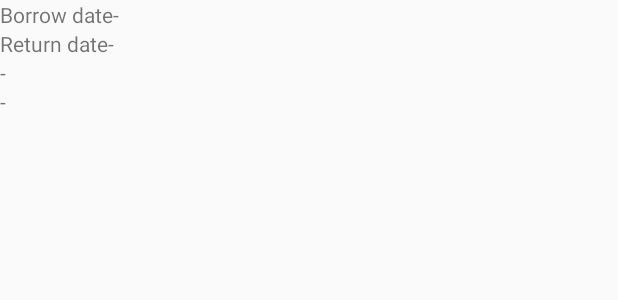
After one commit to mateusz-szczesny/18_X1-WhoBorrowedThat, an Android app: the layout activity_borrowed_stuff_detail.xml on its own in the app's theme, with its tools: preview values and no code run, on a phone screen of 412 x 824 dp. The commit adds this screen. Shown: the top 300 px of the screen. Run offline under Robolectric (Android 15) with nearby library versions, the phone set to English and light mode, and no system bars; Roboto replaces fonts that are not available here.

Commit message:
created details view activity, added serializalbe to user class

```diff
--- a/app/build.gradle
+++ b/app/build.gradle
@@ -36,5 +36,4 @@ dependencies {
     compile group: 'com.squareup.retrofit2', name: 'converter-moshi', version: '2.4.0'
 
 
-
 }
--- a/app/src/main/AndroidManifest.xml
+++ b/app/src/main/AndroidManifest.xml
@@ -35,7 +35,9 @@
             android:name=".controller.BorrowLentListActivity"
             android:label="@string/title_activity_borrow_lent_list"
             android:theme="@style/AppTheme.NoActionBar" />
-        <activity android:name=".controller.StuffDetailActivity"></activity>
+        <activity android:name=".controller.BorrowedStuffDetailActivity" />
+        <activity android:name=".controller.LentStuffDetailActivity" />
+        <activity android:name=".controller.StuffAddActivity"></activity>
     </application>
 
 </manifest>
--- a/app/src/main/java/pl/lodz/p/whoborrowedthat/adapter/BorrowsRecyclerViewAdapter.java
+++ b/app/src/main/java/pl/lodz/p/whoborrowedthat/adapter/BorrowsRecyclerViewAdapter.java
@@ -12,7 +12,7 @@ import android.view.ViewGroup;
 import android.widget.TextView;
 
 import pl.lodz.p.whoborrowedthat.R;
-import pl.lodz.p.whoborrowedthat.controller.StuffDetailActivity;
+import pl.lodz.p.whoborrowedthat.controller.BorrowedStuffDetailActivity;
 import pl.lodz.p.whoborrowedthat.model.Stuff;
 import pl.lodz.p.whoborrowedthat.viewmodel.BorrowViewModel;
 
@@ -53,7 +53,7 @@ public class BorrowsRecyclerViewAdapter extends RecyclerView.Adapter<BorrowsRecy
             holder.itemView.setOnClickListener(new View.OnClickListener() {
                 @Override
                 public void onClick(View v) {
-                    Intent intent = new Intent(v.getContext(), StuffDetailActivity.class);
+                    Intent intent = new Intent(v.getContext(), BorrowedStuffDetailActivity.class);
                     Bundle bundle = new Bundle();
                     bundle.putSerializable(STUFF_BUNDLE__KEY, stuffs.get(position));
                     intent.putExtras(bundle);
--- /dev/null
+++ b/app/src/main/res/layout/activity_borrowed_stuff_detail.xml
@@ -0,0 +1,58 @@
+<?xml version="1.0" encoding="utf-8"?>
+<android.support.constraint.ConstraintLayout xmlns:android="http://schemas.android.com/apk/res/android"
+    xmlns:app="http://schemas.android.com/apk/res-auto"
+    xmlns:tools="http://schemas.android.com/tools"
+    android:layout_width="match_parent"
+    android:layout_height="match_parent"
+    tools:context=".controller.BorrowedStuffDetailActivity">
+
+    <TextView
+        android:id="@+id/borrowDateString"
+        android:layout_width="wrap_content"
+        android:layout_height="wrap_content"
+        android:text="Borrow date"
+        app:layout_constraintTop_toTopOf="parent"
+        app:layout_constraintStart_toStartOf="parent" />
+
+    <TextView
+        android:id="@+id/borrowDate"
+        android:layout_width="wrap_content"
+        android:layout_height="wrap_content"
+        android:text="-"
+        app:layout_constraintStart_toEndOf="@+id/borrowDateString"
+        app:layout_constraintTop_toTopOf="parent" />
+
+    <TextView
+        android:id="@+id/returnDateString"
+        android:layout_width="wrap_content"
+        android:layout_height="wrap_content"
+        android:text="Return date"
+        app:layout_constraintTop_toBottomOf="@id/borrowDateString"
+        app:layout_constraintStart_toStartOf="parent" />
+
+    <TextView
+        android:id="@+id/returnDate"
+        android:layout_width="wrap_content"
+        android:layout_height="wrap_content"
+        android:text="-"
+        app:layout_constraintStart_toEndOf="@+id/returnDateString"
+        app:layout_constraintTop_toBottomOf="@id/borrowDate" />
+    <TextView
+        android:id="@+id/itemName"
+        android:layout_width="wrap_content"
+        android:layout_height="wrap_content"
+        android:text="-"
+        app:layout_constraintTop_toBottomOf="@id/returnDateString"
+        app:layout_constraintStart_toStartOf="parent"/>
+    <TextView
+        android:id="@+id/ownerName"
+        android:layout_width="wrap_content"
+        android:layout_height="wrap_content"
+        android:text="-"
+        app:layout_constraintTop_toBottomOf="@id/itemName"
+        app:layout_constraintStart_toStartOf="parent"/>
+
+
+
+
+</android.support.constraint.ConstraintLayout>
--- a/app/src/main/res/layout/activity_stuff_detail.xml
+++ b/app/src/main/res/layout/activity_stuff_add.xml
@@ -4,6 +4,6 @@
     xmlns:tools="http://schemas.android.com/tools"
     android:layout_width="match_parent"
     android:layout_height="match_parent"
-    tools:context=".controller.StuffDetailActivity">
+    tools:context=".controller.StuffAddActivity">
 
 </android.support.constraint.ConstraintLayout>
--- a/app/src/main/res/values/styles.xml
+++ b/app/src/main/res/values/styles.xml
@@ -1,7 +1,7 @@
 <resources>
 
     <!-- Base application theme. -->
-    <style name="AppTheme" parent="Theme.AppCompat.Light.DarkActionBar">
+    <style name="AppTheme" parent="Base.Theme.AppCompat.Light.DarkActionBar">
         <!-- Customize your theme here. -->
         <item name="colorPrimary">@color/colorPrimary</item>
         <item name="colorPrimaryDark">@color/colorPrimaryDark</item>
```
Also changed, not shown: app/src/main/java/pl/lodz/p/whoborrowedthat/adapter/LentRecyclerViewAdapter.java (+16 -0 lines), app/src/main/java/pl/lodz/p/whoborrowedthat/controller/BorrowedStuffDetailActivity.java (added, +52 -0 lines), app/src/main/java/pl/lodz/p/whoborrowedthat/controller/LentStuffDetailActivity.java (added, +47 -0 lines), app/src/main/java/pl/lodz/p/whoborrowedthat/controller/StuffAddActivity.java (added, +15 -0 lines), app/src/main/java/pl/lodz/p/whoborrowedthat/controller/StuffDetailActivity.java (deleted, +0 -29 lines), app/src/main/java/pl/lodz/p/whoborrowedthat/model/Stuff.java (+12 -12 lines), app/src/main/java/pl/lodz/p/whoborrowedthat/model/User.java (+12 -1 lines), app/src/main/res/layout/activity_lent_stuff_detail.xml (added, +58 -0 lines).
